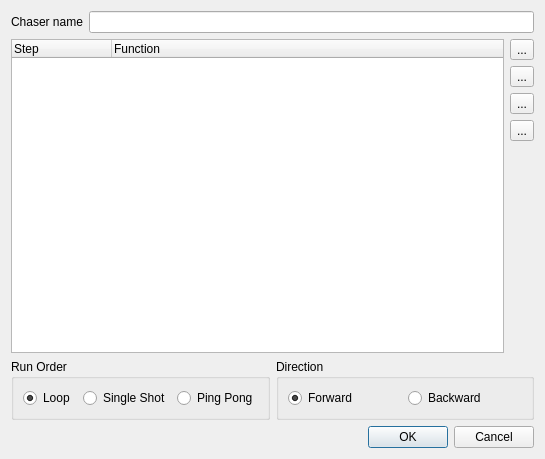
Before: the Qt Designer form main/chasereditor.ui in Andersbakken/qlc, drawn with Qt 5.
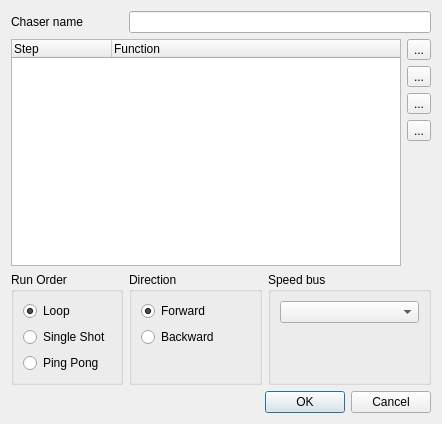
After: the same form once the commit is applied. Icons and pictures are not drawn.

Commit message: Added bus combos to scene & chaser editors. Unified their looks.

Diff of the .ui file:
```diff
--- a/main/chasereditor.ui
+++ b/main/chasereditor.ui
@@ -5,36 +5,48 @@
    <rect>
     <x>0</x>
     <y>0</y>
-    <width>545</width>
-    <height>459</height>
+    <width>442</width>
+    <height>424</height>
    </rect>
   </property>
   <property name="windowTitle" >
    <string>Chaser editor</string>
   </property>
-  <layout class="QVBoxLayout" >
-   <item>
-    <layout class="QHBoxLayout" >
-     <item>
+  <layout class="QGridLayout" name="gridLayout" >
+   <item row="0" column="0" >
       <widget class="QLabel" name="m_nameLabel" >
+     <property name="sizePolicy" >
+      <sizepolicy vsizetype="Preferred" hsizetype="Maximum" >
+       <horstretch>0</horstretch>
+       <verstretch>0</verstretch>
+      </sizepolicy>
+     </property>
        <property name="text" >
         <string>Chaser name</string>
        </property>
       </widget>
      </item>
-     <item>
+   <item row="0" column="1" colspan="3" >
       <widget class="QLineEdit" name="m_nameEdit" >
+     <property name="sizePolicy" >
+      <sizepolicy vsizetype="Fixed" hsizetype="Expanding" >
+       <horstretch>0</horstretch>
+       <verstretch>0</verstretch>
+      </sizepolicy>
+     </property>
        <property name="toolTip" >
         <string>Name of the chaser being edited</string>
        </property>
       </widget>
      </item>
-    </layout>
-   </item>
-   <item>
-    <layout class="QHBoxLayout" >
-     <item>
+   <item rowspan="5" row="1" column="0" colspan="3" >
       <widget class="QTreeWidget" name="m_tree" >
+     <property name="sizePolicy" >
+      <sizepolicy vsizetype="Expanding" hsizetype="Expanding" >
+       <horstretch>0</horstretch>
+       <verstretch>1</verstretch>
+      </sizepolicy>
+     </property>
        <property name="rootIsDecorated" >
         <bool>false</bool>
        </property>
@@ -56,9 +68,7 @@
        </column>
       </widget>
      </item>
-     <item>
-      <layout class="QVBoxLayout" >
-       <item>
+   <item row="1" column="3" >
         <widget class="QToolButton" name="m_add" >
          <property name="toolTip" >
           <string>Add step(s) to the current position</string>
@@ -78,7 +88,7 @@
          </property>
         </widget>
        </item>
-       <item>
+   <item row="2" column="3" >
         <widget class="QToolButton" name="m_remove" >
          <property name="toolTip" >
           <string>Remove the selected step</string>
@@ -98,7 +108,7 @@
          </property>
         </widget>
        </item>
-       <item>
+   <item row="3" column="3" >
         <widget class="QToolButton" name="m_raise" >
          <property name="toolTip" >
           <string>Raise the selected step once</string>
@@ -118,7 +128,7 @@
          </property>
         </widget>
        </item>
-       <item>
+   <item row="4" column="3" >
         <widget class="QToolButton" name="m_lower" >
          <property name="toolTip" >
           <string>Lower the selected step once</string>
@@ -138,7 +148,7 @@
          </property>
         </widget>
        </item>
-       <item>
+   <item row="5" column="3" >
         <spacer>
          <property name="orientation" >
           <enum>Qt::Vertical</enum>
@@ -151,18 +161,12 @@
          </property>
         </spacer>
        </item>
-      </layout>
-     </item>
-    </layout>
-   </item>
-   <item>
-    <layout class="QHBoxLayout" >
-     <item>
+   <item row="6" column="0" >
       <widget class="QGroupBox" name="groupBox" >
        <property name="title" >
         <string>Run Order</string>
        </property>
-       <layout class="QHBoxLayout" >
+     <layout class="QVBoxLayout" name="verticalLayout_2" >
         <item>
          <widget class="QRadioButton" name="m_loop" >
           <property name="toolTip" >
@@ -199,12 +203,12 @@
        </layout>
       </widget>
      </item>
-     <item>
+   <item row="6" column="1" >
       <widget class="QGroupBox" name="groupBox_2" >
        <property name="title" >
         <string>Direction</string>
        </property>
-       <layout class="QHBoxLayout" >
+     <layout class="QVBoxLayout" name="verticalLayout_3" >
         <item>
          <widget class="QRadioButton" name="m_forward" >
           <property name="toolTip" >
@@ -228,12 +232,54 @@
           </property>
          </widget>
         </item>
+      <item>
+       <spacer name="verticalSpacer_2" >
+        <property name="orientation" >
+         <enum>Qt::Vertical</enum>
+        </property>
+        <property name="sizeType" >
+         <enum>QSizePolicy::Expanding</enum>
+        </property>
+        <property name="sizeHint" stdset="0" >
+         <size>
+          <width>20</width>
+          <height>20</height>
+         </size>
+        </property>
+       </spacer>
+      </item>
        </layout>
       </widget>
      </item>
-    </layout>
+   <item row="6" column="2" colspan="2" >
+    <widget class="QGroupBox" name="groupBox_3" >
+     <property name="title" >
+      <string>Speed bus</string>
+     </property>
+     <layout class="QVBoxLayout" name="verticalLayout" >
+      <item>
+       <widget class="QComboBox" name="m_busCombo" />
    </item>
    <item>
+       <spacer name="verticalSpacer" >
+        <property name="orientation" >
+         <enum>Qt::Vertical</enum>
+        </property>
+        <property name="sizeType" >
+         <enum>QSizePolicy::Expanding</enum>
+        </property>
+        <property name="sizeHint" stdset="0" >
+         <size>
+          <width>20</width>
+          <height>40</height>
+         </size>
+        </property>
+       </spacer>
+      </item>
+     </layout>
+    </widget>
+   </item>
+   <item row="7" column="0" colspan="4" >
     <widget class="QDialogButtonBox" name="m_buttonBox" >
      <property name="orientation" >
       <enum>Qt::Horizontal</enum>
```
Lines whose indentation alone changed are shown as unchanged. The commit also changes 7 other files.
